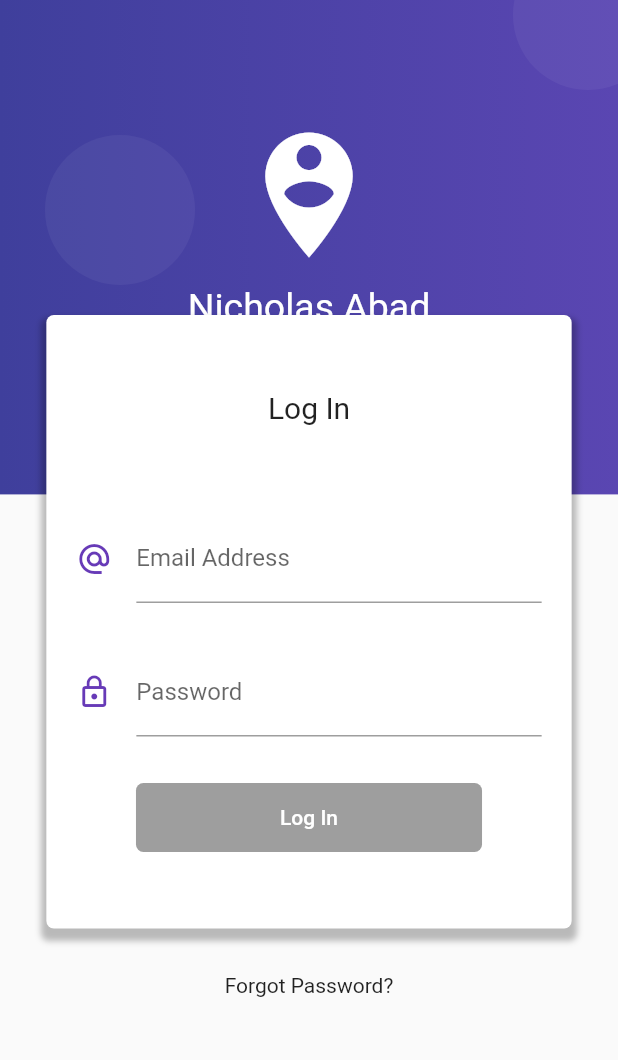
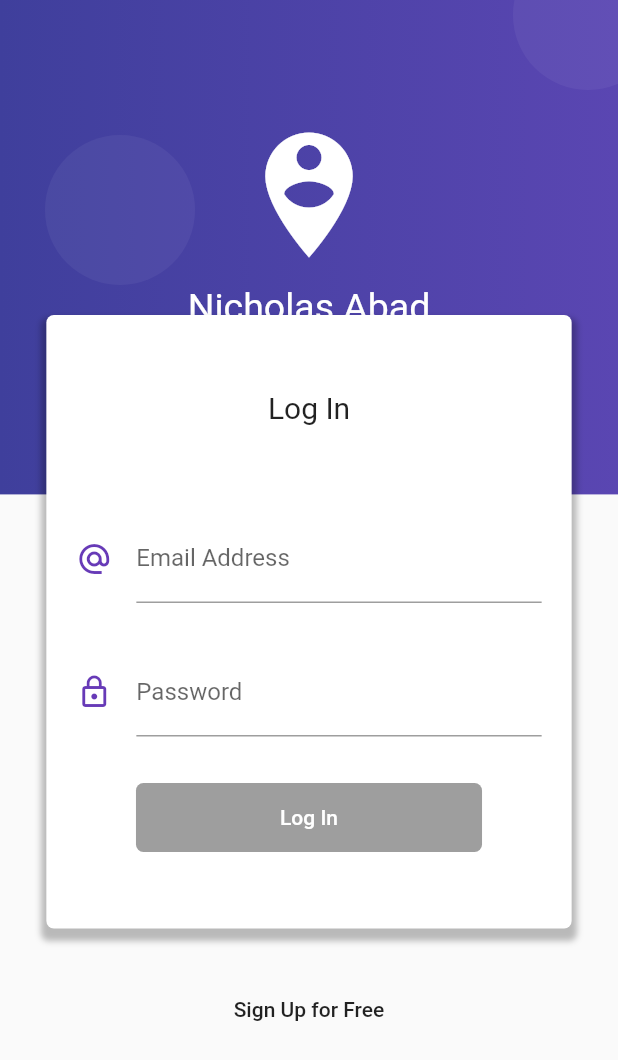
Before and after one commit to nicoar9/products, a Flutter app: the LoginView screen opened by its route, on a phone screen of 412 x 824 dp. Shown: the top 1060 px of the screen. Run offline on Flutter 3.47's test engine with Material 2 defaults, Android fonts, the phone set to English and light mode, and no system bars; our stand-ins replace auto_route, get_it, image_picker, injectable, rxdart, stacked and 1 more; missing offline and left inert: mime_type.

Commit message:
:sparkles:Feature: Create new sign up view and route

```diff
--- a/lib/app/router.dart
+++ b/lib/app/router.dart
@@ -5,5 +5,6 @@ import 'package:products_app/ui/views/views.dart';
   MaterialRoute(page: HomeView),
   MaterialRoute(page: LoginView),
   MaterialRoute(page: ProductView),
+  MaterialRoute(page: SignUpView),
 ])
 class $Router {}
--- a/lib/main.dart
+++ b/lib/main.dart
@@ -15,7 +15,7 @@ class MyApp extends StatelessWidget {
   Widget build(BuildContext context) {
     return MaterialApp(
       title: 'Material App',
-      home: HomeView(),
+      home: LoginView(),
       onGenerateRoute: Router(),
       navigatorKey: StackedService.navigatorKey,
       theme: ThemeData(primaryColor: Colors.deepPurple),
--- a/lib/ui/shared/templates.dart
+++ b/lib/ui/shared/templates.dart
@@ -51,7 +51,11 @@ class UITemplates {
               ],
             ),
           ),
-          Text('Forgot Password?'),
+          FlatButton(
+            child: Text('Sign Up for Free'),
+            onPressed: () =>
+                Navigator.pushReplacementNamed(context, Routes.signUpView),
+          ),
           SizedBox(
             height: 100,
           )
--- /dev/null
+++ b/lib/ui/views/signup/signup_viewmodel.dart
@@ -0,0 +1,3 @@
+part of app.ui.views;
+
+class SigUpViewModel extends BaseViewModel {}
--- a/lib/ui/views/views.dart
+++ b/lib/ui/views/views.dart
@@ -25,3 +25,6 @@ part 'login/login_viewmodel.dart';
 
 part 'product/product_view.dart';
 part 'product/product_viewmodel.dart';
+
+part 'signup/signup_view.dart';
+part 'signup/signup_viewmodel.dart';
```
Also changed, not shown: lib/ui/views/signup/signup_view.dart (added, +10 -0 lines), lib/app/router.gr.dart.
